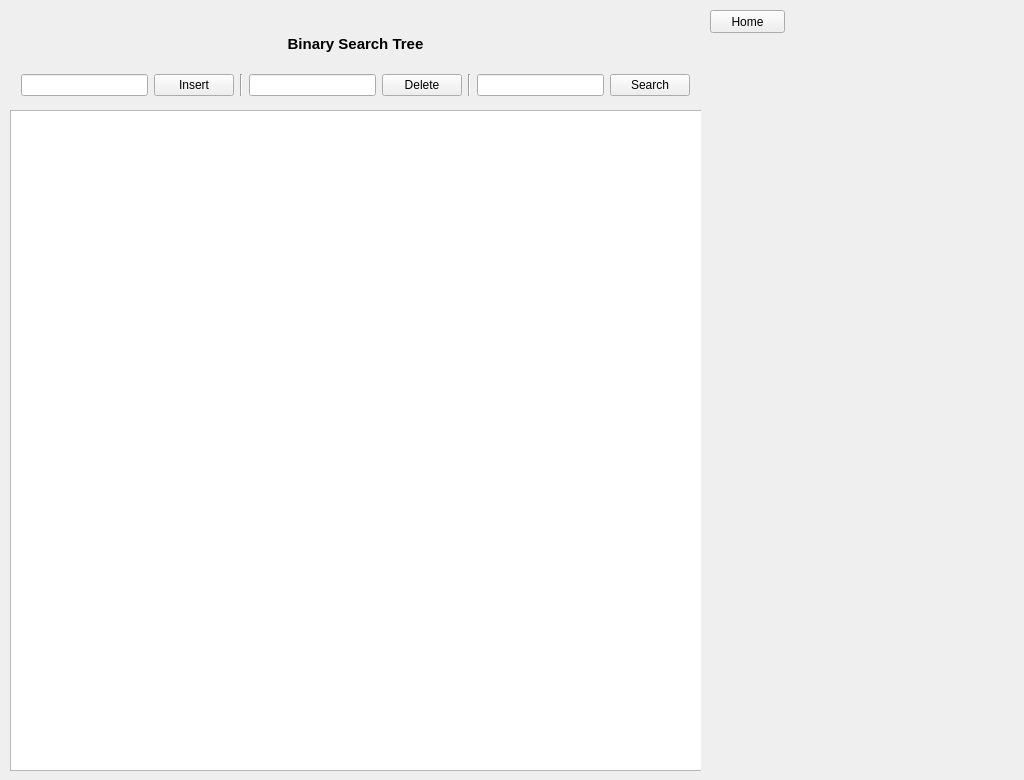
Above: AlgoViz/src/resources/views/BSTView.ui from Sabin-B-99/AlgoViz before the change. Below: the same form after it.
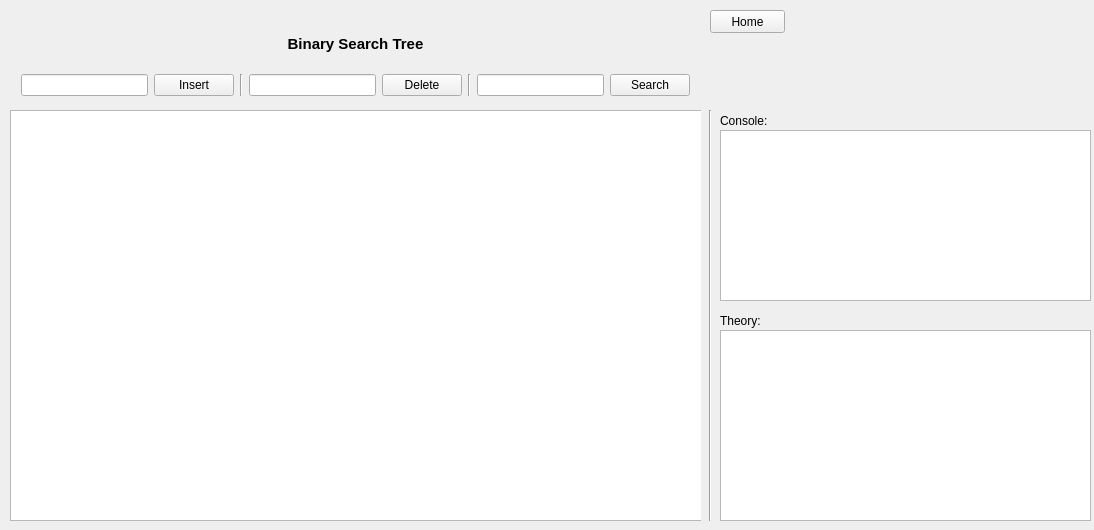
That is the form after the change.

Diff of the .ui file:
```diff
--- a/AlgoViz/src/resources/views/BSTView.ui
+++ b/AlgoViz/src/resources/views/BSTView.ui
@@ -6,8 +6,8 @@
    <rect>
     <x>0</x>
     <y>0</y>
-    <width>1024</width>
-    <height>780</height>
+    <width>1094</width>
+    <height>530</height>
    </rect>
   </property>
   <property name="windowTitle">
@@ -92,7 +92,7 @@
      <x>10</x>
      <y>110</y>
      <width>691</width>
-     <height>661</height>
+     <height>411</height>
     </rect>
    </property>
    <widget class="QGraphicsView" name="bstAnimArea">
@@ -101,7 +101,7 @@
       <x>0</x>
       <y>0</y>
       <width>701</width>
-      <height>661</height>
+      <height>411</height>
      </rect>
     </property>
    </widget>
@@ -119,6 +119,71 @@
     <string>Home</string>
    </property>
   </widget>
+  <widget class="QPlainTextEdit" name="bstPlainTextEdit">
+   <property name="geometry">
+    <rect>
+     <x>720</x>
+     <y>130</y>
+     <width>371</width>
+     <height>171</height>
+    </rect>
+   </property>
+   <property name="readOnly">
+    <bool>true</bool>
+   </property>
+  </widget>
+  <widget class="Line" name="bstAnimTextAreaSeparator">
+   <property name="geometry">
+    <rect>
+     <x>695</x>
+     <y>110</y>
+     <width>31</width>
+     <height>411</height>
+    </rect>
+   </property>
+   <property name="orientation">
+    <enum>Qt::Vertical</enum>
+   </property>
+  </widget>
+  <widget class="QLabel" name="bstConsoleLabel">
+   <property name="geometry">
+    <rect>
+     <x>720</x>
+     <y>110</y>
+     <width>47</width>
+     <height>21</height>
+    </rect>
+   </property>
+   <property name="text">
+    <string>Console:</string>
+   </property>
+  </widget>
+  <widget class="QLabel" name="bstInfoConsoleLabel">
+   <property name="geometry">
+    <rect>
+     <x>720</x>
+     <y>310</y>
+     <width>47</width>
+     <height>21</height>
+    </rect>
+   </property>
+   <property name="text">
+    <string>Theory:</string>
+   </property>
+  </widget>
+  <widget class="QPlainTextEdit" name="bstInfoPlainTextEdit">
+   <property name="geometry">
+    <rect>
+     <x>720</x>
+     <y>330</y>
+     <width>371</width>
+     <height>191</height>
+    </rect>
+   </property>
+   <property name="readOnly">
+    <bool>true</bool>
+   </property>
+  </widget>
  </widget>
  <layoutdefault spacing="6" margin="11"/>
  <resources/>
```
